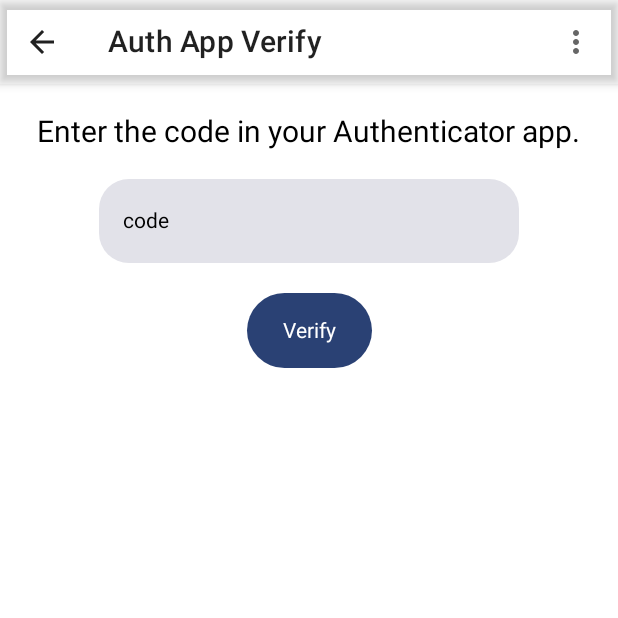
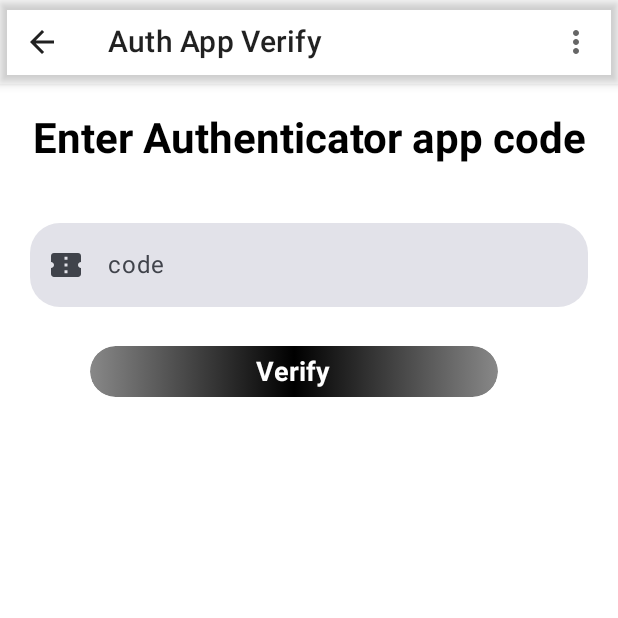
Before and after one commit to godwinBime/MSCapStone, an Android app built with Jetpack Compose: the AuthenticatorAppVerification screen opened through its navigation route, on a phone screen of 412 x 824 dp, the top half of it. Run offline under Robolectric (Android 15) with nearby library versions, the phone set to English and light mode, and no system bars.

Commit message:
Phase-1 refactoring complete

```diff
--- a/LoginPage/app/src/main/java/com/example/component/AppComponents.kt
+++ b/LoginPage/app/src/main/java/com/example/component/AppComponents.kt
@@ -295,6 +295,7 @@ fun ButtonComponent(navController: NavHostController, value: String, rank: Int){
             2 -> navController.navigate(Routes.ChangePasswordVerifyEmail.route)
             3 -> navController.navigate(Routes.NewPassword.route)
             4 -> navController.navigate(Routes.Login.route)
+            5 -> navController.navigate(Routes.Home.route)
         }
     },
         modifier = Modifier
--- a/LoginPage/app/src/main/java/com/example/screen/AuthenticatorAppVerification.kt
+++ b/LoginPage/app/src/main/java/com/example/screen/AuthenticatorAppVerification.kt
@@ -10,30 +10,22 @@ import androidx.compose.foundation.layout.Column
 import androidx.compose.foundation.layout.Spacer
 import androidx.compose.foundation.layout.fillMaxSize
 import androidx.compose.foundation.layout.height
-import androidx.compose.foundation.shape.RoundedCornerShape
-import androidx.compose.foundation.text.KeyboardOptions
+import androidx.compose.foundation.layout.padding
 import androidx.compose.material.Scaffold
 import androidx.compose.material.Surface
-import androidx.compose.material.Text
-import androidx.compose.material3.Button
-import androidx.compose.material3.ExperimentalMaterial3Api
 import androidx.compose.material3.MaterialTheme
-import androidx.compose.material3.TextField
-import androidx.compose.material3.TextFieldDefaults
 import androidx.compose.runtime.Composable
-import androidx.compose.runtime.getValue
-import androidx.compose.runtime.mutableStateOf
-import androidx.compose.runtime.saveable.rememberSaveable
-import androidx.compose.runtime.setValue
 import androidx.compose.ui.Alignment
 import androidx.compose.ui.Modifier
-import androidx.compose.ui.graphics.Color
-import androidx.compose.ui.text.input.KeyboardType
+import androidx.compose.ui.res.painterResource
+import androidx.compose.ui.res.stringResource
 import androidx.compose.ui.unit.dp
-import androidx.compose.ui.unit.sp
 import androidx.navigation.NavHostController
 import com.example.component.CustomTopAppBar
-import com.example.navigation.Routes
+import com.example.component.HeadingTextComponent
+import com.example.component.MyTextFieldComponent
+import com.example.component.SubButton
+import com.example.loginpage.R
 import com.example.loginpage.ui.theme.LoginPageTheme
 
 class AuthenticatorAppVerificationActivity : ComponentActivity() {
@@ -60,52 +52,35 @@ fun AuthenticatorAppVerification(navController: NavHostController){
     }
 }
 
-@OptIn(ExperimentalMaterial3Api::class)
 @SuppressLint("UnusedMaterialScaffoldPaddingParameter")
 @Composable
 fun ScaffoldAuthenticatorAppVerification(navController: NavHostController){
-    var verificationCode by rememberSaveable { mutableStateOf("") }
+    val verificationCode = stringResource(id = R.string.code)
+    val verify = stringResource(id = R.string.verify)
+
+    val codePainterResource = painterResource(id = R.drawable.confirmation_number)
 
     Scaffold(
         topBar = { CustomTopAppBar(navController, "Auth App Verify", true) },
         content = {
             Column(
-                modifier = Modifier.fillMaxSize(),
+                modifier = Modifier
+                    .padding(20.dp)
+                    .fillMaxSize(),
                 verticalArrangement = Arrangement.Center,
                 horizontalAlignment = Alignment.CenterHorizontally
             ){
+
+                HeadingTextComponent(value = "Enter Authenticator app code")
+
+                Spacer(modifier = Modifier
+                    .height(20.dp))
+                MyTextFieldComponent(labelValue = verificationCode,
+                    painterResource = codePainterResource)
+
                 Spacer(modifier = Modifier.height(20.dp))
 
-                Text(
-                    text = "Enter the code in your Authenticator app.",
-                    fontSize = 20.sp,
-                    color = Color.Black
-                )
-
-                Spacer(modifier = Modifier.height(20.dp))
-                TextField(
-                    label = { Text(text = "code") },
-                    value = verificationCode,
-                    onValueChange = {verificationCode = it},
-                    shape = RoundedCornerShape(20.dp),
-                    keyboardOptions = KeyboardOptions(keyboardType = KeyboardType.Number),
-                    colors = TextFieldDefaults.textFieldColors(
-                        focusedIndicatorColor = Color.Transparent,
-                        unfocusedIndicatorColor = Color.Transparent,
-                    ))
-
-                Spacer(modifier = Modifier.height(20.dp))
-                Box(modifier = Modifier.fillMaxSize()){
-                    Button(
-                        onClick = {navController.navigate(Routes.Home.route)},
-                        shape = RoundedCornerShape(50.dp),
-                        modifier = Modifier
-                            .align(Alignment.TopCenter)
-                            .height(50.dp),
-                    ){
-                        Text(text = "Verify", color = Color.White)
-                    }
-                }
+                SubButton(navController = navController, value = verify, rank = 5)
             }
         }
     )
--- a/LoginPage/app/src/main/java/com/example/screen/ChangePasswordVerifyEmail.kt
+++ b/LoginPage/app/src/main/java/com/example/screen/ChangePasswordVerifyEmail.kt
@@ -59,7 +59,7 @@ fun ChangePasswordVerifyEmail(navController: NavHostController){
 @SuppressLint("UnusedMaterialScaffoldPaddingParameter")
 @Composable
 fun ScaffoldChangePassword(navController: NavHostController){
-    val verificationCode by rememberSaveable { mutableStateOf("") }
+    val verificationCode = stringResource(id = R.string.code)
 
     val painterVerificationCode = painterResource(id = R.drawable.confirmation_number)
 
```
Also changed, not shown: LoginPage/app/src/main/java/com/example/screen/MFAVerifyEmail.kt (+17 -29 lines), LoginPage/app/src/main/java/com/example/screen/SMSVerification.kt (+16 -45 lines).
